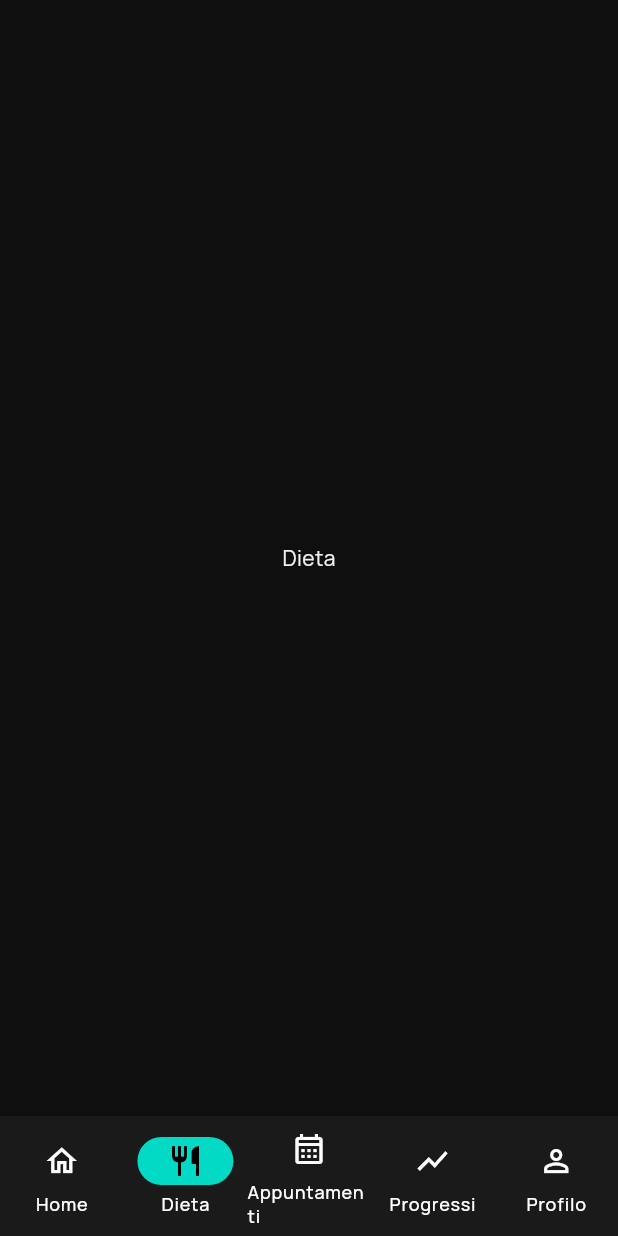
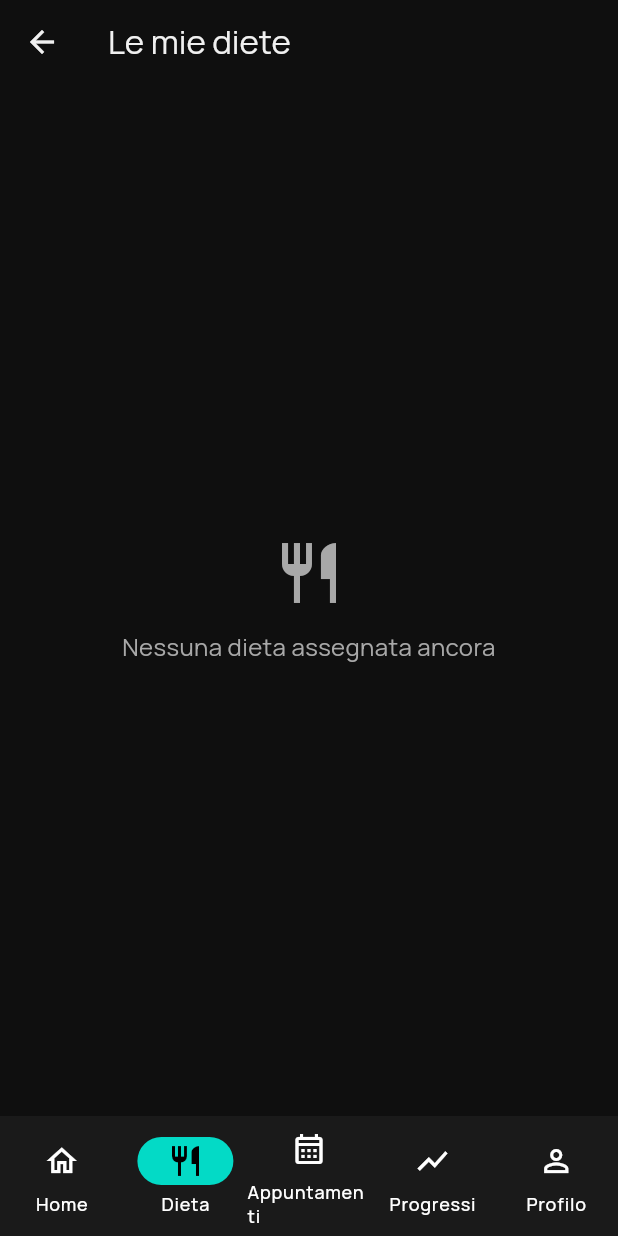
Before and after one commit to robertolibanora/mynutriapp, a Flutter app: the MainShell screen opened directly, item 2 of the bottom bar chosen, on a phone screen of 412 x 824 dp. Run offline on Flutter 3.47's test engine with Material 3 defaults, Android fonts, the light colour scheme and no system bars; our stand-ins replace dio, flutter_dotenv, flutter_secure_storage, google_fonts; accounts and stored records are empty.

Commit message:
update 2026-08-03 17:52

```diff
--- a/mobile_app/lib/features/shell/main_shell.dart
+++ b/mobile_app/lib/features/shell/main_shell.dart
@@ -1,5 +1,6 @@
 import 'package:flutter/material.dart';
 
+import '../../widgets/empty_placeholder.dart';
 import '../home/home_screen.dart';
 import '../profile/profile_screen.dart';
 
@@ -15,9 +16,21 @@ class _MainShellState extends State<MainShell> {
 
   static const _pages = <Widget>[
     HomeScreen(),
-    _Placeholder(title: 'Dieta'),
-    _Placeholder(title: 'Appuntamenti'),
-    _Placeholder(title: 'Progressi'),
+    _EmptyTab(
+      title: 'Le mie diete',
+      icon: Icons.restaurant_outlined,
+      message: 'Nessuna dieta assegnata ancora',
+    ),
+    _EmptyTab(
+      title: 'Appuntamenti',
+      icon: Icons.event_busy_outlined,
+      message: 'Nessun appuntamento',
+    ),
+    _EmptyTab(
+      title: 'Progressi',
+      icon: Icons.show_chart_outlined,
+      message: 'Nessun progresso da mostrare ancora',
+    ),
     ProfileScreen(),
   ];
 
@@ -52,12 +65,22 @@ class _MainShellState extends State<MainShell> {
   }
 }
 
-class _Placeholder extends StatelessWidget {
-  const _Placeholder({required this.title});
+class _EmptyTab extends StatelessWidget {
+  const _EmptyTab({
+    required this.title,
+    required this.icon,
+    required this.message,
+  });
+
   final String title;
+  final IconData icon;
+  final String message;
 
   @override
   Widget build(BuildContext context) {
-    return Center(child: Text(title));
+    return Scaffold(
+      appBar: AppBar(title: Text(title)),
+      body: EmptyPlaceholder(icon: icon, message: message),
+    );
   }
 }
--- /dev/null
+++ b/mobile_app/lib/widgets/empty_placeholder.dart
@@ -0,0 +1,51 @@
+import 'package:flutter/material.dart';
+
+import '../core/theme/app_theme.dart';
+
+/// Empty state centrato nello spazio disponibile sotto l'AppBar.
+class EmptyPlaceholder extends StatelessWidget {
+  const EmptyPlaceholder({
+    super.key,
+    required this.icon,
+    required this.message,
+  });
+
+  final IconData icon;
+  final String message;
+
+  @override
+  Widget build(BuildContext context) {
+    return LayoutBuilder(
+      builder: (context, constraints) {
+        final minHeight = constraints.hasBoundedHeight
+            ? constraints.maxHeight
+            : MediaQuery.sizeOf(context).height * 0.55;
+        return SizedBox(
+          width: constraints.maxWidth,
+          height: minHeight,
+          child: Center(
+            child: Padding(
+              padding: const EdgeInsets.symmetric(horizontal: 32),
+              child: Column(
+                mainAxisSize: MainAxisSize.min,
+                children: [
+                  Icon(icon, size: 48, color: AppColors.muted),
+                  const SizedBox(height: 14),
+                  Text(
+                    message,
+                    textAlign: TextAlign.center,
+                    style: const TextStyle(
+                      color: AppColors.muted,
+                      fontSize: 16,
+                      height: 1.35,
+                    ),
+                  ),
+                ],
+              ),
+            ),
+          ),
+        );
+      },
+    );
+  }
+}
```
Also changed, not shown: 1 other file.
